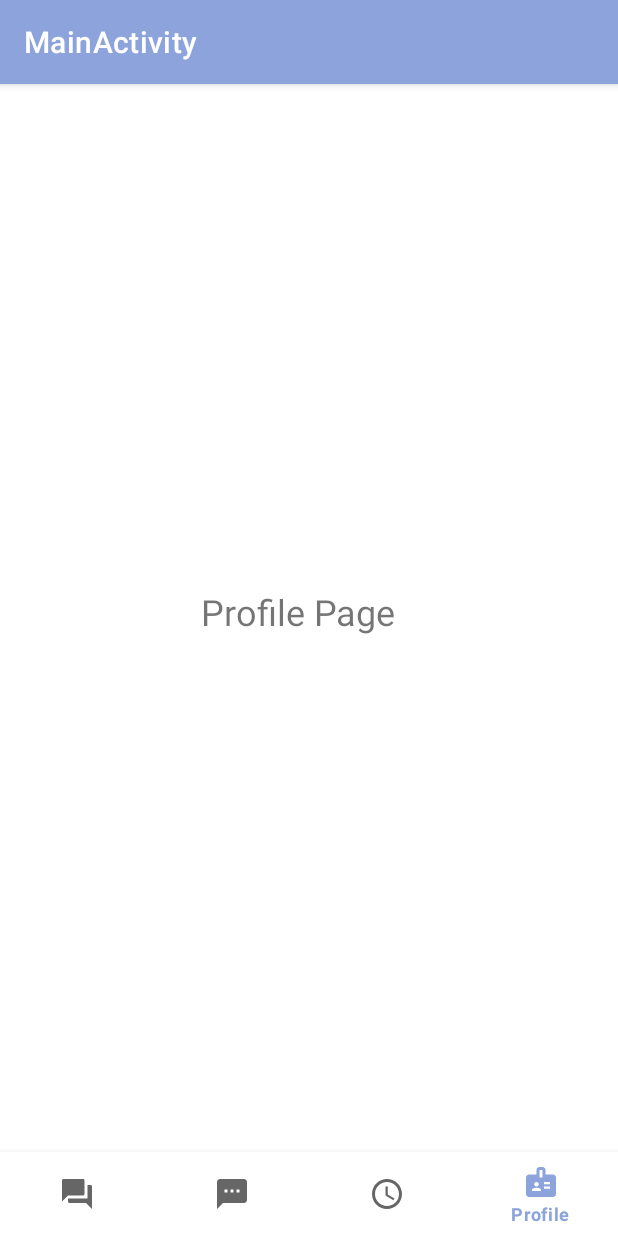
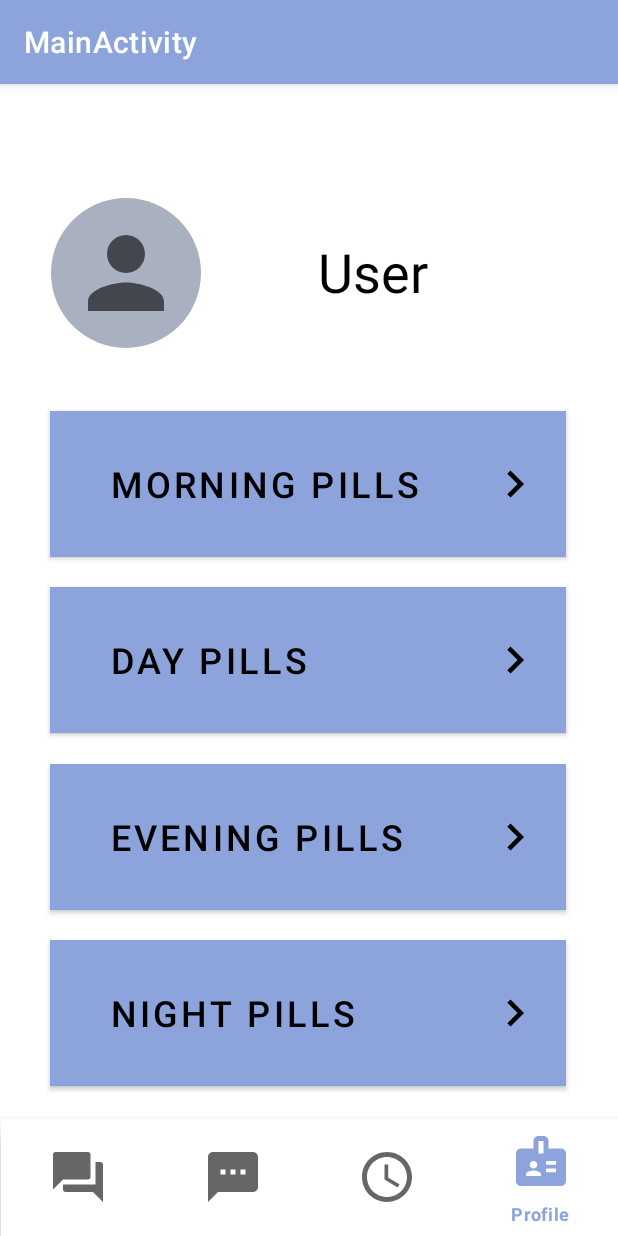
Before and after one commit to sham-a/prescribed, an Android app: the screen it shows after launch (MainActivity), on a phone screen of 412 x 824 dp. Run offline under Robolectric (Android 15) with nearby library versions, the light colour scheme and no system bars; our stand-ins replace navigation-ui.

Commit message:
connected the chat activity to the bottom nav bar & created the basic layout for profile page

```diff
--- a/prescribed/app/src/main/java/com/example/prescribed/MainActivity.java
+++ b/prescribed/app/src/main/java/com/example/prescribed/MainActivity.java
@@ -6,9 +6,13 @@ import androidx.navigation.Navigation;
 import androidx.navigation.ui.AppBarConfiguration;
 import androidx.navigation.ui.NavigationUI;
 
+import android.content.Intent;
 import android.os.Bundle;
+import android.view.View;
+import android.widget.Button;
 
 import com.example.prescribed.R;
+import com.example.prescribed.chat.ChatActivity;
 import com.google.android.material.bottomnavigation.BottomNavigationView;
 
 public class MainActivity extends AppCompatActivity {
@@ -21,5 +25,20 @@ public class MainActivity extends AppCompatActivity {
         BottomNavigationView bottomNavigationView = findViewById(R.id.bottomNavigationView);
         NavController navController = Navigation.findNavController(this, R.id.fragment);
         NavigationUI.setupWithNavController(bottomNavigationView, navController);
+
     }
+
+
+        public void onClick(View view){
+
+        switch(view.getId()) {
+            case R.id.button_chat:
+                Intent intent = new Intent();
+                intent.setClassName("com.example.prescribed", "com.example.prescribed.chat.ChatActivity");
+                startActivity(intent);
+                break;
+        }}
+
+
+
 }
--- a/prescribed/app/src/main/java/com/example/prescribed/chat/ChatActivity.java
+++ b/prescribed/app/src/main/java/com/example/prescribed/chat/ChatActivity.java
@@ -1,5 +1,6 @@
 package com.example.prescribed.chat;
 
+import android.content.Intent;
 import android.os.Bundle;
 import android.view.View;
 import android.widget.EditText;
@@ -125,4 +126,6 @@ public class ChatActivity extends AppCompatActivity implements RoomListener {
             editText.getText().clear();
         }
     }
+
+
 }
--- a/prescribed/app/src/main/java/com/example/prescribed/ui/login/LoginActivity.java
+++ b/prescribed/app/src/main/java/com/example/prescribed/ui/login/LoginActivity.java
@@ -23,6 +23,7 @@ import android.widget.ProgressBar;
 import android.widget.TextView;
 import android.widget.Toast;
 
+import com.example.prescribed.MainActivity;
 import com.example.prescribed.R;
 import com.example.prescribed.chat.ChatActivity;
 import com.example.prescribed.ui.login.LoginViewModel;
@@ -72,7 +73,7 @@ public class LoginActivity extends AppCompatActivity {
                 }
                 if (loginResult.getSuccess() != null) {
                     updateUiWithUser(loginResult.getSuccess());
-                    startActivity(new Intent(LoginActivity.this, ChatActivity.class));
+                    startActivity(new Intent(LoginActivity.this, MainActivity.class));
                 }
                 setResult(Activity.RESULT_OK);
 
--- /dev/null
+++ b/prescribed/app/src/main/res/drawable/ic_arrow_right.xml
@@ -0,0 +1,5 @@
+<vector android:autoMirrored="true" android:height="36dp"
+    android:tint="?attr/colorControlNormal" android:viewportHeight="24"
+    android:viewportWidth="24" android:width="36dp" xmlns:android="http://schemas.android.com/apk/res/android">
+    <path android:fillColor="@android:color/white" android:pathData="M8.59,16.59L13.17,12 8.59,7.41 10,6l6,6 -6,6 -1.41,-1.41z"/>
+</vector>
--- a/prescribed/app/src/main/res/layout/activity_login.xml
+++ b/prescribed/app/src/main/res/layout/activity_login.xml
@@ -5,7 +5,7 @@
     android:id="@+id/container"
     android:layout_width="match_parent"
     android:layout_height="match_parent"
-    android:background="#F1DFDA"
+    android:background="#E4E0DE"
     android:paddingLeft="@dimen/activity_horizontal_margin"
     android:paddingTop="@dimen/activity_vertical_margin"
     android:paddingRight="@dimen/activity_horizontal_margin"
--- a/prescribed/app/src/main/res/layout/activity_main.xml
+++ b/prescribed/app/src/main/res/layout/activity_main.xml
@@ -8,24 +8,27 @@
 
     <com.google.android.material.bottomnavigation.BottomNavigationView
         android:id="@+id/bottomNavigationView"
-        android:layout_width="match_parent"
-        android:layout_height="wrap_content"
+        android:layout_width="411dp"
+        android:layout_height="78dp"
         android:background="#fff"
         app:layout_constraintBottom_toBottomOf="parent"
         app:layout_constraintEnd_toEndOf="parent"
         app:layout_constraintStart_toStartOf="parent"
-        app:menu="@menu/bottom_menu"/>
+        app:menu="@menu/bottom_menu"
+        app:itemIconSize="40dp"/>
 
     <fragment
         android:id="@+id/fragment"
         android:name="androidx.navigation.fragment.NavHostFragment"
-        android:layout_width="417dp"
-        android:layout_height="676dp"
+        android:layout_width="409dp"
+        android:layout_height="656dp"
         app:defaultNavHost="true"
         app:layout_constraintBottom_toTopOf="@+id/bottomNavigationView"
         app:layout_constraintEnd_toEndOf="parent"
+        app:layout_constraintHorizontal_bias="0.0"
         app:layout_constraintStart_toStartOf="parent"
         app:layout_constraintTop_toTopOf="parent"
+        app:layout_constraintVertical_bias="1.0"
         app:navGraph="@navigation/my_nav" />
 
 </androidx.constraintlayout.widget.ConstraintLayout>
--- a/prescribed/app/src/main/res/layout/fragment_chat.xml
+++ b/prescribed/app/src/main/res/layout/fragment_chat.xml
@@ -6,15 +6,19 @@
     android:layout_height="match_parent"
     tools:context=".ChatFragment">
 
-    <TextView
-        android:id="@+id/textView2"
-        android:layout_width="wrap_content"
-        android:layout_height="wrap_content"
-        android:text="Chat Page"
+    <Button
+        android:id="@+id/button_chat"
+        android:layout_width="275dp"
+        android:layout_height="97dp"
+        android:onClick="onClick"
+        android:paddingEnd="16dp"
+        android:text="Connect with your doctor!"
+        android:textAlignment="center"
+        android:textColor="#000000"
         android:textSize="24sp"
+        app:cornerRadius="24dp"
         app:layout_constraintBottom_toBottomOf="parent"
         app:layout_constraintEnd_toEndOf="parent"
         app:layout_constraintStart_toStartOf="parent"
-        app:layout_constraintTop_toTopOf="parent"
-        tools:ignore="HardcodedText" />
+        app:layout_constraintTop_toTopOf="parent" />
 </androidx.constraintlayout.widget.ConstraintLayout>
--- a/prescribed/app/src/main/res/layout/fragment_profile.xml
+++ b/prescribed/app/src/main/res/layout/fragment_profile.xml
@@ -4,19 +4,136 @@
     xmlns:tools="http://schemas.android.com/tools"
     android:layout_width="match_parent"
     android:layout_height="match_parent"
+    android:background="#FFFFFF"
     tools:context=".ProfileFragment">
 
     <!-- TODO: Update blank fragment layout -->
 
-    <TextView
-        android:id="@+id/textView"
-        android:layout_width="145dp"
-        android:layout_height="42dp"
-        android:text="Profile Page"
+    <Button
+        android:id="@+id/button"
+        android:layout_width="344dp"
+        android:layout_height="97dp"
+        android:layout_marginStart="160dp"
+        android:layout_marginTop="184dp"
+        android:layout_marginEnd="159dp"
+        android:background="#E6BEA3"
+        android:backgroundTint="#E6BEA3"
+        android:drawableRight="@drawable/ic_arrow_right"
+        android:drawableTint="#000000"
+        android:text="   MORNING PILLS"
+        android:textAlignment="viewStart"
+        android:textColor="#000000"
         android:textSize="24sp"
-        app:layout_constraintBottom_toBottomOf="parent"
+        app:cornerRadius="48dp"
+        app:iconTint="#000000"
         app:layout_constraintEnd_toEndOf="parent"
         app:layout_constraintStart_toStartOf="parent"
         app:layout_constraintTop_toTopOf="parent" />
 
+    <Button
+        android:id="@+id/button4"
+        android:layout_width="344dp"
+        android:layout_height="97dp"
+        android:layout_marginStart="160dp"
+        android:layout_marginTop="20dp"
+        android:layout_marginEnd="159dp"
+        android:background="#E6BEA3"
+        android:backgroundTint="#E6BEA3"
+        android:lineSpacingExtra="8sp"
+        android:text="   DAY PILLS"
+        android:textAlignment="viewStart"
+        android:textColor="#000000"
+        android:textSize="24sp"
+        android:drawableRight="@drawable/ic_arrow_right"
+        android:drawableTint="#000000"
+        app:cornerRadius="48dp"
+        app:layout_constraintEnd_toEndOf="parent"
+        app:layout_constraintStart_toStartOf="parent"
+        app:layout_constraintTop_toBottomOf="@+id/button" />
+
+    <Button
+        android:id="@+id/button5"
+        android:layout_width="344dp"
+        android:layout_height="97dp"
+        android:layout_marginStart="160dp"
+        android:layout_marginTop="20dp"
+        android:layout_marginEnd="159dp"
+        android:background="#E6BEA3"
+        android:backgroundTint="#E6BEA3"
+        android:lineSpacingExtra="8sp"
+        android:text="   EVENING PILLS"
+        android:textAlignment="viewStart"
+        android:textColor="#000000"
+        android:textSize="24sp"
+        android:drawableRight="@drawable/ic_arrow_right"
+        android:drawableTint="#000000"
+        app:cornerRadius="48dp"
+        app:layout_constraintBottom_toBottomOf="parent"
+        app:layout_constraintEnd_toEndOf="parent"
+        app:layout_constraintStart_toStartOf="parent"
+        app:layout_constraintTop_toBottomOf="@+id/button4"
+        app:layout_constraintVertical_bias="0.006" />
+
+    <Button
+        android:id="@+id/button6"
+        android:layout_width="344dp"
+        android:layout_height="97dp"
+        android:layout_marginStart="160dp"
+        android:layout_marginTop="20dp"
+        android:layout_marginEnd="159dp"
+        android:background="#E6BEA3"
+        android:backgroundTint="#E6BEA3"
+        android:lineSpacingExtra="8sp"
+        android:text="   NIGHT PILLS"
+        android:textAlignment="viewStart"
+        android:textColor="#000000"
+        android:textSize="24sp"
+        android:drawableRight="@drawable/ic_arrow_right"
+        android:drawableTint="#000000"
+        app:cornerRadius="48dp"
+        app:layout_constraintBottom_toBottomOf="parent"
+        app:layout_constraintEnd_toEndOf="parent"
+        app:layout_constraintStart_toStartOf="parent"
+        app:layout_constraintTop_toBottomOf="@+id/button5"
+        app:layout_constraintVertical_bias="0.0" />
+
+    <ImageView
+        android:id="@+id/imageView7"
+        android:layout_width="100dp"
+        android:layout_height="100dp"
+        android:foregroundTint="#000000"
+        android:src="@drawable/circle"
+        android:tint="#B5B5B5B5"
+        app:layout_constraintBottom_toTopOf="@+id/button"
+        app:layout_constraintEnd_toEndOf="parent"
+        app:layout_constraintHorizontal_bias="0.109"
+        app:layout_constraintStart_toStartOf="parent"
+        app:layout_constraintTop_toTopOf="parent" />
+
+    <ImageView
+        android:id="@+id/imageView8"
+        android:layout_width="80dp"
+        android:layout_height="76dp"
+        android:src="@drawable/ic_action_name"
+        android:tint="#000000"
+        app:layout_constraintBottom_toBottomOf="@+id/imageView7"
+        app:layout_constraintEnd_toEndOf="@+id/imageView7"
+        app:layout_constraintStart_toStartOf="@+id/imageView7"
+        app:layout_constraintTop_toTopOf="@+id/imageView7" />
+
+    <TextView
+        android:id="@+id/textView"
+        android:layout_width="80dp"
+        android:layout_height="49dp"
+        android:text="User"
+        android:textColor="#000000"
+        android:textSize="36sp"
+        app:layout_constraintBottom_toTopOf="@+id/button"
+        app:layout_constraintEnd_toEndOf="parent"
+        app:layout_constraintHorizontal_bias="0.401"
+        app:layout_constraintStart_toEndOf="@+id/imageView7"
+        app:layout_constraintTop_toTopOf="parent"
+        app:layout_constraintVertical_bias="0.496" />
+
+
 </androidx.constraintlayout.widget.ConstraintLayout>
--- a/prescribed/app/src/main/res/menu/bottom_menu.xml
+++ b/prescribed/app/src/main/res/menu/bottom_menu.xml
@@ -5,6 +5,7 @@
         android:id="@+id/FAQFragment"
         android:title="FAQ"
         android:icon="@drawable/ic_question_answer"/>
+
     <item
         android:id="@+id/chatFragment"
         android:title="Chat"
--- a/prescribed/app/src/main/res/values/dimens.xml
+++ b/prescribed/app/src/main/res/values/dimens.xml
@@ -1,4 +1,4 @@
-<resources>
+<resources xmlns:tools="http://schemas.android.com/tools">
     <!-- Default screen margins, per the Android Design guidelines. -->
     <dimen name="activity_horizontal_margin">1dp</dimen>
     <dimen name="activity_vertical_margin">1dp</dimen>
@@ -14,4 +14,8 @@
     inner_frame_layout_padding (below variable) on round screens.
     -->
     <dimen name="inner_frame_layout_padding">5dp</dimen>
+
+    <dimen name="bottom_navigation_icon_size" tools:override="true">72dp</dimen>
+    <dimen name="design_bottom_navigation_height" tools:override="true">72dp</dimen>
+
 </resources>
```
Also changed, not shown: prescribed/app/src/main/java/com/example/prescribed/ChatFragment.java (+13 -1 lines).
